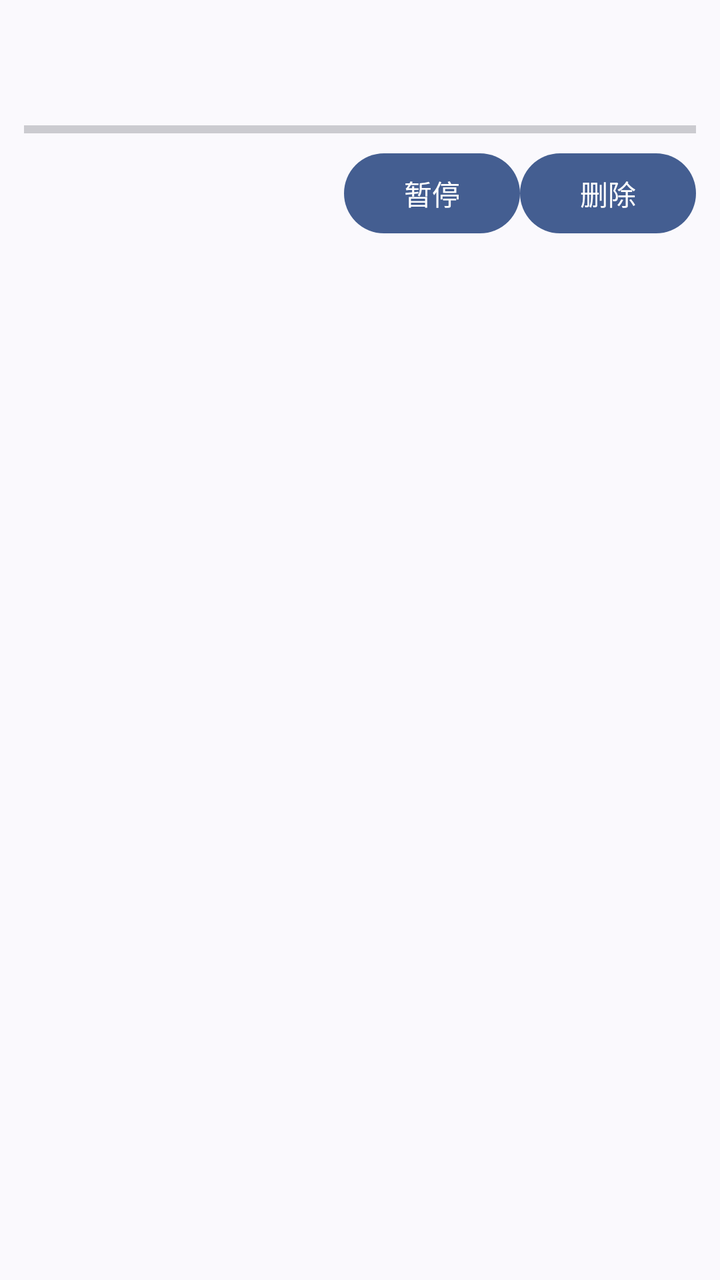
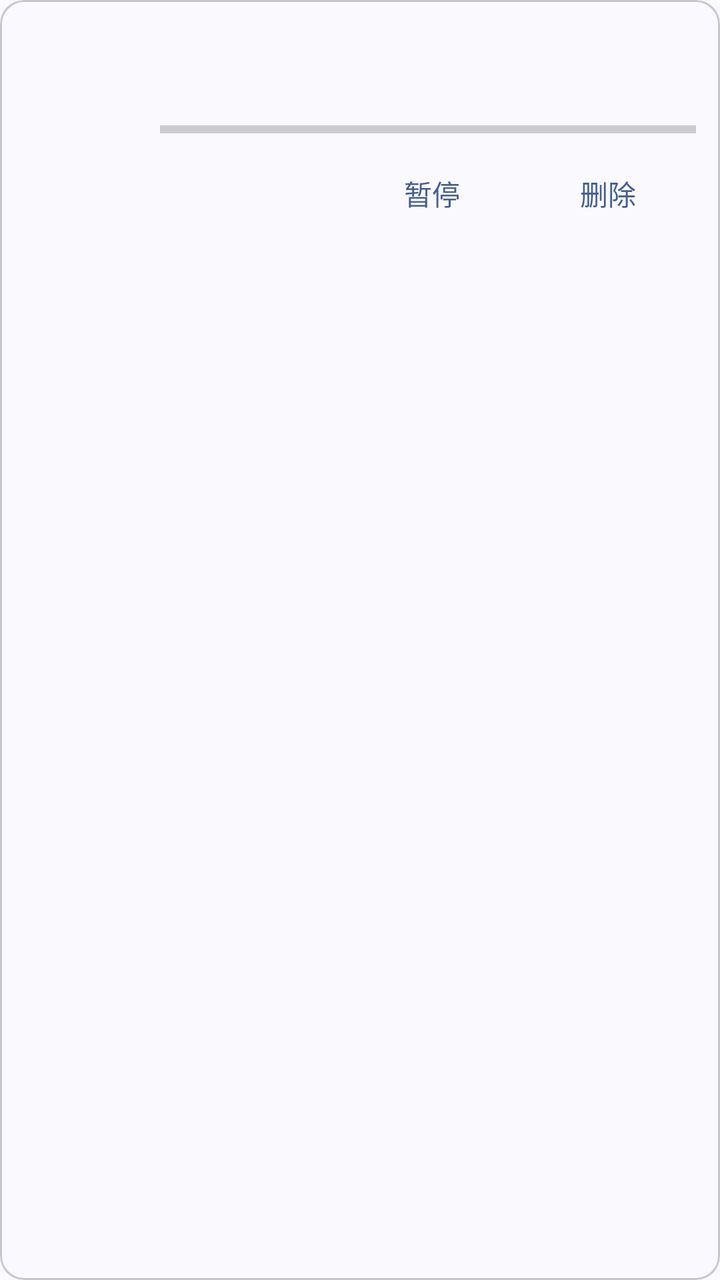

Compare the two renders of this Android layout. The source of the first and the diff that turns it into the second are given below.
<!-- AndroidManifest.xml: application theme Theme.HikariNovel -->
<!-- res/layout/item_download_book.xml -->
<?xml version="1.0" encoding="utf-8"?>
<LinearLayout xmlns:android="http://schemas.android.com/apk/res/android" android:layout_width="match_parent" android:layout_height="wrap_content" android:orientation="vertical" android:padding="12dp">
    <TextView android:id="@+id/tv_download_title" android:layout_width="match_parent" android:layout_height="wrap_content" android:textSize="16sp" android:textStyle="bold" />
    <TextView android:id="@+id/tv_download_progress" android:layout_width="match_parent" android:layout_height="wrap_content" android:layout_marginTop="4dp" />
    <ProgressBar android:id="@+id/pb_download" style="?android:attr/progressBarStyleHorizontal" android:layout_width="match_parent" android:layout_height="wrap_content" />
    <LinearLayout android:layout_width="match_parent" android:layout_height="wrap_content" android:gravity="end">
        <com.google.android.material.button.MaterialButton android:id="@+id/b_download_pause" android:layout_width="wrap_content" android:layout_height="wrap_content" android:text="@string/pause" />
        <com.google.android.material.button.MaterialButton android:id="@+id/b_download_delete" android:layout_width="wrap_content" android:layout_height="wrap_content" android:text="@string/delete" />
    </LinearLayout>
</LinearLayout>
<!-- resources referenced by this layout -->
<resources>
  <string name="delete">删除</string>
  <string name="pause">暂停</string>
  <style name="Theme.HikariNovel" parent="Base.Theme.HikariNovel">
          <item name="android:navigationBarColor">@android:color/transparent</item>
          <item name="android:statusBarColor">@android:color/transparent</item>
          <item name="android:windowLightStatusBar">?attr/isLightTheme</item>
      </style>
  <style name="Base.Theme.HikariNovel" parent="Theme.Material3.DynamicColors.DayNight.NoActionBar">
          
  
      </style>
</resources>

<!-- the commit's change to res/layout/item_download_book.xml (unified diff, before → after) -->
@@ -1,10 +1,15 @@
 <?xml version="1.0" encoding="utf-8"?>
-<LinearLayout xmlns:android="http://schemas.android.com/apk/res/android" android:layout_width="match_parent" android:layout_height="wrap_content" android:orientation="vertical" android:padding="12dp">
-    <TextView android:id="@+id/tv_download_title" android:layout_width="match_parent" android:layout_height="wrap_content" android:textSize="16sp" android:textStyle="bold" />
-    <TextView android:id="@+id/tv_download_progress" android:layout_width="match_parent" android:layout_height="wrap_content" android:layout_marginTop="4dp" />
-    <ProgressBar android:id="@+id/pb_download" style="?android:attr/progressBarStyleHorizontal" android:layout_width="match_parent" android:layout_height="wrap_content" />
-    <LinearLayout android:layout_width="match_parent" android:layout_height="wrap_content" android:gravity="end">
-        <com.google.android.material.button.MaterialButton android:id="@+id/b_download_pause" android:layout_width="wrap_content" android:layout_height="wrap_content" android:text="@string/pause" />
-        <com.google.android.material.button.MaterialButton android:id="@+id/b_download_delete" android:layout_width="wrap_content" android:layout_height="wrap_content" android:text="@string/delete" />
+<com.google.android.material.card.MaterialCardView xmlns:android="http://schemas.android.com/apk/res/android" android:layout_width="match_parent" android:layout_height="wrap_content" android:layout_marginBottom="10dp" android:clickable="true" android:focusable="true">
+    <LinearLayout android:layout_width="match_parent" android:layout_height="wrap_content" android:orientation="horizontal" android:padding="12dp">
+        <ImageView android:id="@+id/iv_download_cover" android:layout_width="56dp" android:layout_height="78dp" android:scaleType="centerCrop" android:contentDescription="@string/cover" />
+        <LinearLayout android:layout_width="0dp" android:layout_height="wrap_content" android:layout_weight="1" android:layout_marginStart="12dp" android:orientation="vertical">
+            <TextView android:id="@+id/tv_download_title" android:layout_width="match_parent" android:layout_height="wrap_content" android:textSize="16sp" android:textStyle="bold" />
+            <TextView android:id="@+id/tv_download_progress" android:layout_width="match_parent" android:layout_height="wrap_content" android:layout_marginTop="4dp" />
+            <ProgressBar android:id="@+id/pb_download" style="?android:attr/progressBarStyleHorizontal" android:layout_width="match_parent" android:layout_height="wrap_content" />
+            <LinearLayout android:layout_width="match_parent" android:layout_height="wrap_content" android:gravity="end">
+                <com.google.android.material.button.MaterialButton android:id="@+id/b_download_pause" style="@style/Widget.Material3.Button.TextButton" android:layout_width="wrap_content" android:layout_height="wrap_content" android:text="@string/pause" />
+                <com.google.android.material.button.MaterialButton android:id="@+id/b_download_delete" style="@style/Widget.Material3.Button.TextButton" android:layout_width="wrap_content" android:layout_height="wrap_content" android:text="@string/delete" />
+            </LinearLayout>
+        </LinearLayout>
     </LinearLayout>
-</LinearLayout>
+</com.google.android.material.card.MaterialCardView>
<!-- resource entries referenced after the edit -->
@@ -1,5 +1,6 @@
 <!-- resources referenced by this layout -->
 <resources>
+  <string name="cover">封面</string>
   <string name="delete">删除</string>
   <string name="pause">暂停</string>
   <style name="Theme.HikariNovel" parent="Base.Theme.HikariNovel">
